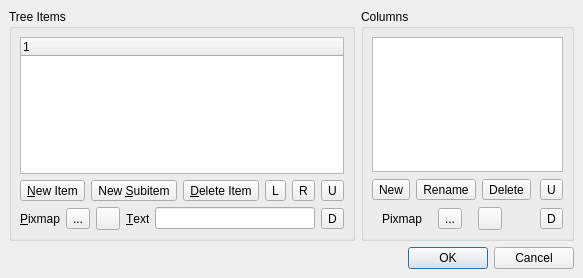
First picture: the form in qtopiacore/qt/tools/designer/src/components/taskmenu/treewidgeteditor.ui, repository muromec/qtopia-ezx, before the edit.
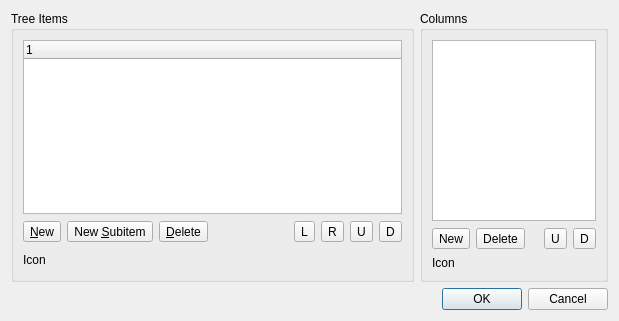
Second picture: the form after the edit. Custom widgets are drawn as their Qt base class.

Diff of the .ui file:
```diff
--- a/qtopiacore/qt/tools/designer/src/components/taskmenu/treewidgeteditor.ui
+++ b/qtopiacore/qt/tools/designer/src/components/taskmenu/treewidgeteditor.ui
@@ -47,138 +47,44 @@
    <rect>
     <x>0</x>
     <y>0</y>
-    <width>583</width>
-    <height>278</height>
+    <width>619</width>
+    <height>321</height>
    </rect>
   </property>
   <property name="windowTitle" >
    <string>Edit Tree Widget</string>
   </property>
-  <layout class="QGridLayout" >
-   <property name="margin" >
-    <number>9</number>
-   </property>
-   <property name="spacing" >
-    <number>6</number>
-   </property>
-   <item row="1" column="0" colspan="2" >
-    <widget class="QDialogButtonBox" name="buttonBox" >
-     <property name="orientation" >
-      <enum>Qt::Horizontal</enum>
-     </property>
-     <property name="standardButtons" >
-      <set>QDialogButtonBox::Cancel|QDialogButtonBox::NoButton|QDialogButtonBox::Ok</set>
-     </property>
-    </widget>
-   </item>
+  <layout class="QGridLayout" name="gridLayout_3" >
    <item row="0" column="0" >
     <widget class="QGroupBox" name="itemsBox" >
      <property name="title" >
       <string>Tree Items</string>
      </property>
-     <layout class="QGridLayout" >
-      <property name="margin" >
-       <number>8</number>
-      </property>
-      <property name="spacing" >
-       <number>6</number>
-      </property>
-      <item row="2" column="0" >
-       <layout class="QHBoxLayout" >
-        <property name="margin" >
-         <number>0</number>
-        </property>
-        <property name="spacing" >
-         <number>6</number>
-        </property>
-        <item>
-         <widget class="QLabel" name="pixmapLabel" >
-          <property name="sizePolicy" >
-           <sizepolicy>
-            <hsizetype>0</hsizetype>
-            <vsizetype>5</vsizetype>
-            <horstretch>0</horstretch>
-            <verstretch>0</verstretch>
-           </sizepolicy>
-          </property>
-          <property name="text" >
-           <string>&amp;Pixmap</string>
-          </property>
-          <property name="buddy" >
-           <cstring>previewPixmapItemButton</cstring>
-          </property>
-         </widget>
-        </item>
-        <item>
-         <widget class="QToolButton" name="previewPixmapItemButton" >
+     <layout class="QGridLayout" name="gridLayout" >
+      <item row="0" column="0" >
+       <widget class="QTreeWidget" name="treeWidget" >
+        <property name="focusPolicy" >
+         <enum>Qt::TabFocus</enum>
+        </property>
           <property name="toolTip" >
-           <string>Set Item Pixmap</string>
-          </property>
+         <string>Tree Items</string>
+        </property>
+        <column>
           <property name="text" >
-           <string>...</string>
-          </property>
-         </widget>
-        </item>
-        <item>
-         <widget class="QToolButton" name="deletePixmapItemButton" >
-          <property name="toolTip" >
-           <string>Reset Item Pixmap</string>
-          </property>
-          <property name="text" >
-           <string/>
-          </property>
-         </widget>
-        </item>
-        <item>
-         <widget class="QLabel" name="textLabel" >
-          <property name="sizePolicy" >
-           <sizepolicy>
-            <hsizetype>0</hsizetype>
-            <vsizetype>5</vsizetype>
-            <horstretch>0</horstretch>
-            <verstretch>0</verstretch>
-           </sizepolicy>
-          </property>
-          <property name="text" >
-           <string>&amp;Text</string>
-          </property>
-          <property name="buddy" >
-           <cstring>itemTextLineEdit</cstring>
-          </property>
-         </widget>
-        </item>
-        <item>
-         <widget class="QLineEdit" name="itemTextLineEdit" >
-          <property name="sizePolicy" >
-           <sizepolicy>
-            <hsizetype>13</hsizetype>
-            <vsizetype>4</vsizetype>
-            <horstretch>0</horstretch>
-            <verstretch>0</verstretch>
-           </sizepolicy>
-          </property>
-          <property name="toolTip" >
-           <string>Set Item Text</string>
-          </property>
-         </widget>
-        </item>
-       </layout>
+          <string>1</string>
+         </property>
+        </column>
+       </widget>
       </item>
       <item row="1" column="0" >
-       <layout class="QHBoxLayout" >
-        <property name="margin" >
-         <number>0</number>
-        </property>
-        <property name="spacing" >
-         <number>6</number>
-        </property>
+       <layout class="QHBoxLayout" name="horizontalLayout_4" >
         <item>
          <widget class="QToolButton" name="newItemButton" >
           <property name="toolTip" >
            <string>New Item</string>
           </property>
           <property name="text" >
-           <string>&amp;New Item</string>
+           <string>&amp;New</string>
           </property>
          </widget>
         </item>
@@ -198,7 +104,7 @@
            <string>Delete Item</string>
           </property>
           <property name="text" >
-           <string>&amp;Delete Item</string>
+           <string>&amp;Delete</string>
           </property>
          </widget>
         </item>
@@ -207,10 +113,10 @@
           <property name="orientation" >
            <enum>Qt::Horizontal</enum>
           </property>
-          <property name="sizeHint" >
+          <property name="sizeHint" stdset="0" >
            <size>
-            <width>16</width>
-            <height>10</height>
+            <width>28</width>
+            <height>23</height>
            </size>
           </property>
          </spacer>
@@ -235,9 +141,7 @@
           </property>
          </widget>
         </item>
-       </layout>
-      </item>
-      <item row="1" column="1" >
+        <item>
        <widget class="QToolButton" name="moveItemUpButton" >
         <property name="toolTip" >
          <string>Move Item Up</string>
@@ -247,7 +151,7 @@
         </property>
        </widget>
       </item>
-      <item row="2" column="1" >
+        <item>
        <widget class="QToolButton" name="moveItemDownButton" >
         <property name="toolTip" >
          <string>Move Item Down</string>
@@ -257,100 +161,68 @@
         </property>
        </widget>
       </item>
-      <item row="0" column="0" colspan="2" >
-       <widget class="QTreeWidget" name="treeWidget" >
-        <property name="focusPolicy" >
-         <enum>Qt::TabFocus</enum>
-        </property>
-        <property name="toolTip" >
-         <string>Tree Items</string>
-        </property>
-       </widget>
+       </layout>
+      </item>
+      <item row="2" column="0" >
+       <layout class="QHBoxLayout" name="horizontalLayout_2" >
+        <item>
+         <widget class="QLabel" name="label_2" >
+          <property name="text" >
+           <string>Icon</string>
+          </property>
+         </widget>
+        </item>
+        <item>
+         <widget class="qdesigner_internal::IconSelector" native="1" name="itemIconSelector" />
+        </item>
+        <item>
+         <spacer name="horizontalSpacer" >
+          <property name="orientation" >
+           <enum>Qt::Horizontal</enum>
+          </property>
+          <property name="sizeHint" stdset="0" >
+           <size>
+            <width>288</width>
+            <height>21</height>
+           </size>
+          </property>
+         </spacer>
+        </item>
+       </layout>
       </item>
      </layout>
     </widget>
    </item>
    <item row="0" column="1" >
     <widget class="QGroupBox" name="columnsBox" >
+     <property name="sizePolicy" >
+      <sizepolicy vsizetype="Preferred" hsizetype="Fixed" >
+       <horstretch>0</horstretch>
+       <verstretch>0</verstretch>
+      </sizepolicy>
+     </property>
      <property name="title" >
       <string>Columns</string>
      </property>
-     <layout class="QGridLayout" >
-      <property name="margin" >
-       <number>8</number>
-      </property>
-      <property name="spacing" >
-       <number>6</number>
-      </property>
-      <item row="2" column="0" >
-       <layout class="QHBoxLayout" >
-        <property name="margin" >
-         <number>0</number>
-        </property>
-        <property name="spacing" >
-         <number>6</number>
-        </property>
-        <item>
-         <widget class="QLabel" name="pixmapColumnLabel" >
+     <layout class="QGridLayout" name="gridLayout_2" >
+      <item row="0" column="0" >
+       <widget class="QListWidget" name="listWidget" >
           <property name="sizePolicy" >
-           <sizepolicy>
-            <hsizetype>0</hsizetype>
-            <vsizetype>5</vsizetype>
+         <sizepolicy vsizetype="Expanding" hsizetype="Ignored" >
             <horstretch>0</horstretch>
             <verstretch>0</verstretch>
            </sizepolicy>
           </property>
-          <property name="text" >
-           <string>Pixmap</string>
-          </property>
-         </widget>
-        </item>
-        <item>
-         <widget class="QToolButton" name="previewPixmapColumnButton" >
+        <property name="focusPolicy" >
+         <enum>Qt::TabFocus</enum>
+        </property>
           <property name="toolTip" >
-           <string>Set Column Pixmap</string>
-          </property>
-          <property name="text" >
-           <string>...</string>
-          </property>
-         </widget>
-        </item>
-        <item>
-         <widget class="QToolButton" name="deletePixmapColumnButton" >
-          <property name="toolTip" >
-           <string>Reset Column Pixmap</string>
-          </property>
-          <property name="text" >
-           <string/>
-          </property>
-         </widget>
-        </item>
-        <item>
-         <spacer>
-          <property name="orientation" >
-           <enum>Qt::Horizontal</enum>
-          </property>
-          <property name="sizeType" >
-           <enum>QSizePolicy::Ignored</enum>
-          </property>
-          <property name="sizeHint" >
-           <size>
-            <width>20</width>
-            <height>10</height>
-           </size>
-          </property>
-         </spacer>
-        </item>
-       </layout>
+         <string>Tree Columns</string>
+        </property>
+       </widget>
       </item>
       <item row="1" column="0" >
-       <layout class="QHBoxLayout" >
-        <property name="margin" >
-         <number>0</number>
-        </property>
-        <property name="spacing" >
-         <number>6</number>
-        </property>
+       <layout class="QHBoxLayout" name="horizontalLayout_3" >
         <item>
          <widget class="QToolButton" name="newColumnButton" >
           <property name="toolTip" >
@@ -361,16 +233,6 @@
           </property>
          </widget>
         </item>
-        <item>
-         <widget class="QToolButton" name="renameColumnButton" >
-          <property name="toolTip" >
-           <string>Rename Column</string>
-          </property>
-          <property name="text" >
-           <string>Rename</string>
-          </property>
-         </widget>
-        </item>
         <item>
          <widget class="QToolButton" name="deleteColumnButton" >
           <property name="toolTip" >
@@ -386,20 +248,15 @@
           <property name="orientation" >
            <enum>Qt::Horizontal</enum>
           </property>
-          <property name="sizeType" >
-           <enum>QSizePolicy::Ignored</enum>
-          </property>
-          <property name="sizeHint" >
+          <property name="sizeHint" stdset="0" >
            <size>
-            <width>29</width>
+            <width>13</width>
             <height>23</height>
            </size>
           </property>
          </spacer>
         </item>
-       </layout>
-      </item>
-      <item row="1" column="1" >
+        <item>
        <widget class="QToolButton" name="moveColumnUpButton" >
         <property name="toolTip" >
          <string>Move Column Up</string>
@@ -409,7 +266,7 @@
         </property>
        </widget>
       </item>
-      <item row="2" column="1" >
+        <item>
        <widget class="QToolButton" name="moveColumnDownButton" >
         <property name="toolTip" >
          <string>Move Column Down</string>
@@ -419,29 +276,58 @@
         </property>
        </widget>
       </item>
-      <item row="0" column="0" colspan="2" >
-       <widget class="QListWidget" name="listWidget" >
-        <property name="sizePolicy" >
-         <sizepolicy>
-          <hsizetype>13</hsizetype>
-          <vsizetype>7</vsizetype>
-          <horstretch>0</horstretch>
-          <verstretch>0</verstretch>
-         </sizepolicy>
-        </property>
-        <property name="focusPolicy" >
-         <enum>Qt::TabFocus</enum>
-        </property>
-        <property name="toolTip" >
-         <string>Tree Columns</string>
-        </property>
-       </widget>
-      </item>
-     </layout>
+       </layout>
+      </item>
+      <item row="2" column="0" >
+       <layout class="QHBoxLayout" name="horizontalLayout" >
+        <item>
+         <widget class="QLabel" name="label" >
+          <property name="text" >
+           <string>Icon</string>
+          </property>
+         </widget>
+        </item>
+        <item>
+         <widget class="qdesigner_internal::IconSelector" native="1" name="columnIconSelector" />
+        </item>
+        <item>
+         <spacer>
+          <property name="orientation" >
+           <enum>Qt::Horizontal</enum>
+          </property>
+          <property name="sizeHint" stdset="0" >
+           <size>
+            <width>0</width>
+            <height>10</height>
+           </size>
+          </property>
+         </spacer>
+        </item>
+       </layout>
+      </item>
+     </layout>
     </widget>
    </item>
+   <item row="1" column="0" colspan="2" >
+    <widget class="QDialogButtonBox" name="buttonBox" >
+     <property name="orientation" >
+      <enum>Qt::Horizontal</enum>
+     </property>
+     <property name="standardButtons" >
+      <set>QDialogButtonBox::Cancel|QDialogButtonBox::Ok</set>
+     </property>
+    </widget>
+   </item>
   </layout>
  </widget>
+ <customwidgets>
+  <customwidget>
+   <class>qdesigner_internal::IconSelector</class>
+   <extends>QWidget</extends>
+   <header>iconselector_p.h</header>
+   <container>1</container>
+  </customwidget>
+ </customwidgets>
  <tabstops>
   <tabstop>treeWidget</tabstop>
   <tabstop>newItemButton</tabstop>
```
Left out of the diff: 62 changed lines with no effect on the pictures. Lines whose indentation alone changed are shown as unchanged.
